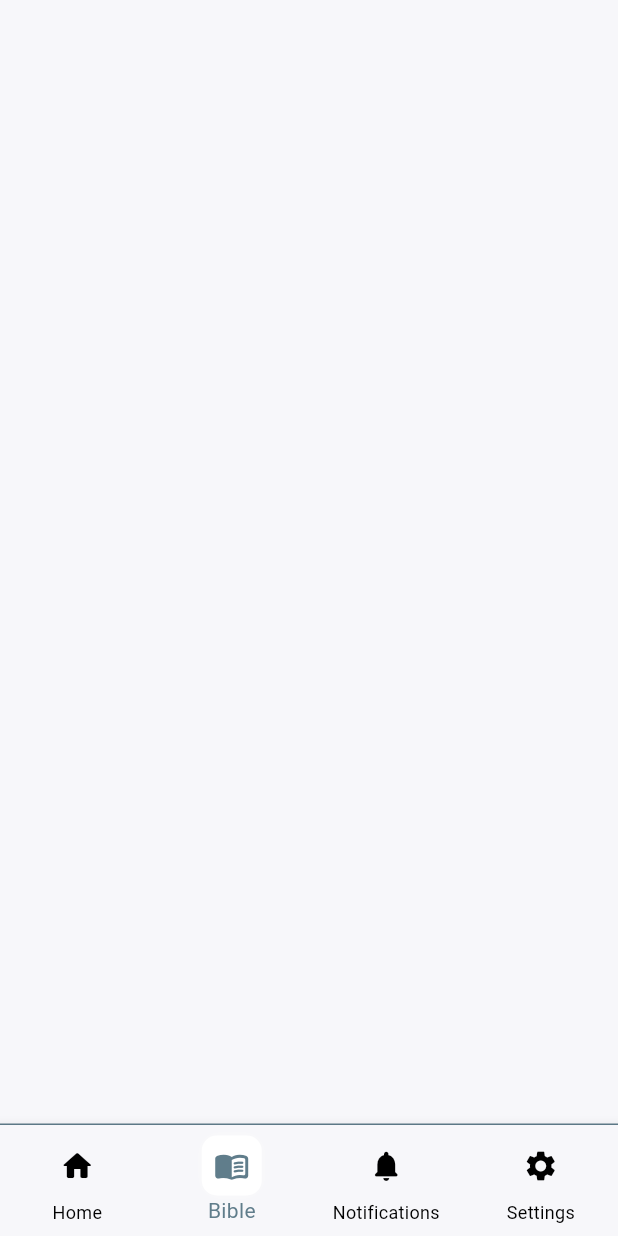
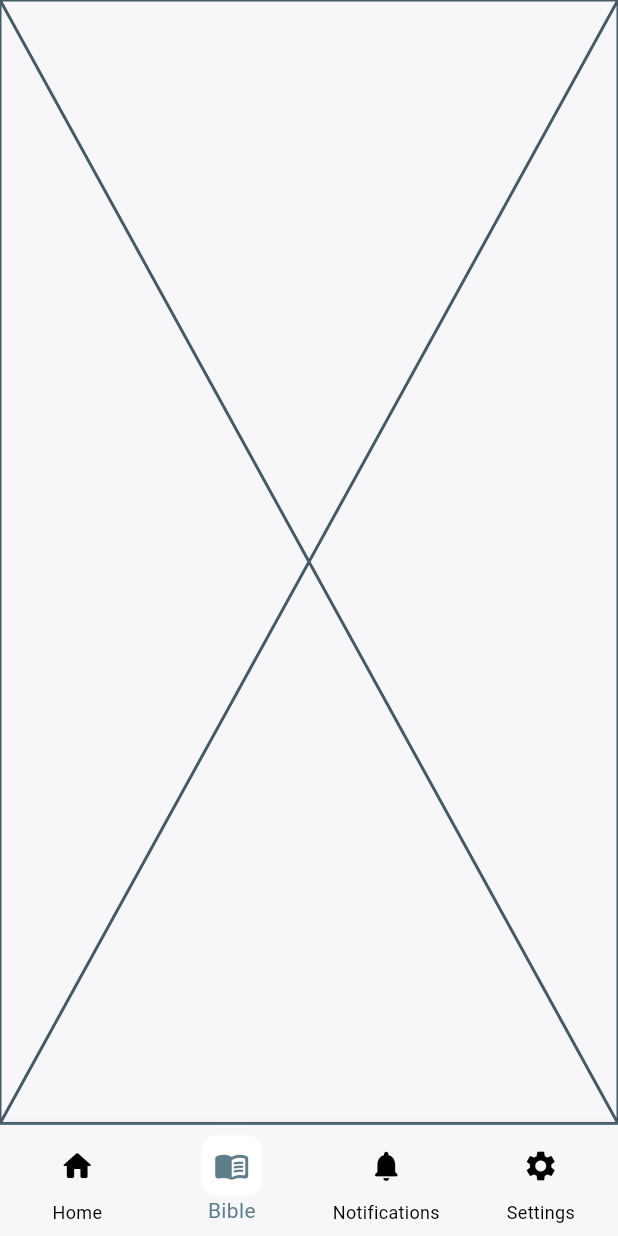
Before and after one commit to kwakyebrilliant/sharebible_v1, a Flutter app: the screen it shows after launch, item 2 of the bottom bar chosen, on a phone screen of 412 x 824 dp. Run offline on Flutter 3.47's test engine with Material 3 defaults, Android fonts, the phone set to English and light mode, and no system bars; our stand-ins replace shared_preferences.

Commit message:
bible screen updates

```diff
--- a/lib/screens/Bible/bible_screen.dart
+++ b/lib/screens/Bible/bible_screen.dart
@@ -1,15 +1,22 @@
 import 'package:flutter/material.dart';
 
-class BibleScreen extends StatefulWidget {
+class BibleScreen extends StatelessWidget {
   const BibleScreen({super.key});
 
   @override
-  State<BibleScreen> createState() => _BibleScreenState();
-}
+  Widget build(BuildContext context) {
+    // List to store the Bible books in order
+    List<String> bibleBooks = [];
 
-class _BibleScreenState extends State<BibleScreen> {
-  @override
-  Widget build(BuildContext context) {
-    return Scaffold();
+    List<String> filteredBooks = [];
+
+    //search controller
+    TextEditingController searchController = TextEditingController();
+
+    // Default Bible version
+    String selectedVersion = 'KJV';
+    List<String> availableVersions = ['KJV', 'ASV', 'WEB', 'NET'];
+
+    return const Placeholder();
   }
 }
```
